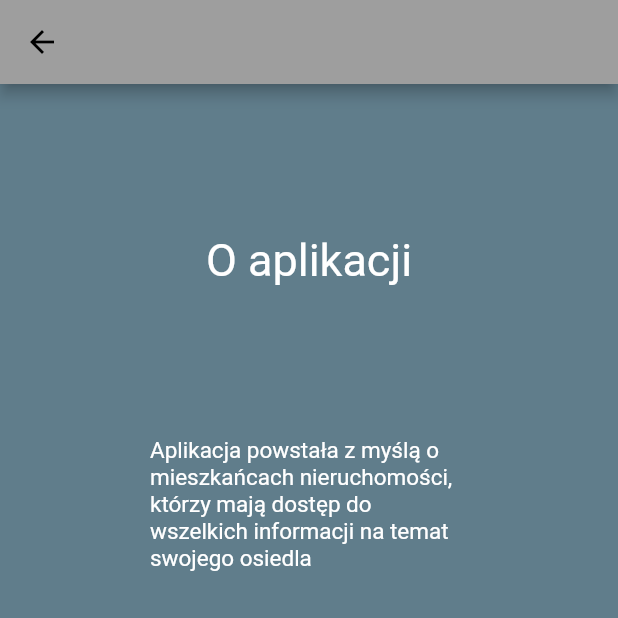
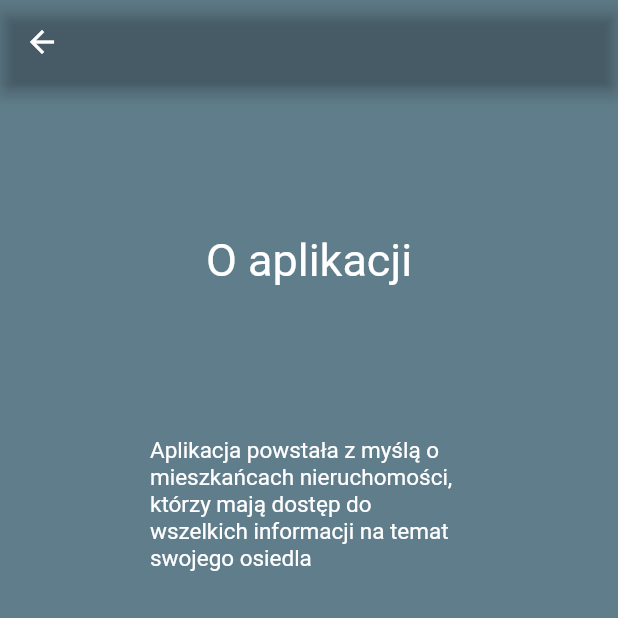
Before and after one commit to michaell931/estate_community_app, a Flutter app: the screen it shows once a user with an empty profile is signed in, after a tap on the "info" icon, on a phone screen of 412 x 824 dp, the top half of it. Run offline on Flutter 3.47's test engine with Material 2 defaults, Android fonts, the phone set to English and light mode, and no system bars; our stand-ins replace bloc, cloud_firestore, firebase_auth, firebase_core, flutter_bloc, google_fonts and 2 more; missing offline and left inert: flutterfire_ui; accounts and stored records are empty; network calls fail.

Commit message:
Cosmetic changes in pages

```diff
--- a/lib/app/app.dart
+++ b/lib/app/app.dart
@@ -1,5 +1,4 @@
 import 'package:estate_community_app/app/cubit/root_cubit.dart';
-import 'package:estate_community_app/app/features/auth/pages/auth_gate.dart';
 import 'package:estate_community_app/app/features/home/home_page.dart';
 import 'package:estate_community_app/app/features/login/login_page.dart';
 
@@ -15,7 +14,9 @@ class MyApp extends StatelessWidget {
       debugShowCheckedModeBanner: false,
       title: 'Estate Community App',
       theme: ThemeData(
-        primarySwatch: Colors.grey,
+        colorScheme: ColorScheme.fromSwatch().copyWith(
+          primary: const Color.fromARGB(0, 0, 0, 0),
+        ),
       ),
       home: const RootPage(),
     );
--- a/lib/app/features/home/home_page.dart
+++ b/lib/app/features/home/home_page.dart
@@ -59,7 +59,7 @@ class _HomePageState extends State<HomePage> {
                       child: const Text(
                         'Skonfiguruj',
                         style: TextStyle(
-                          color: Colors.black,
+                          color: Colors.white,
                           fontSize: 20,
                         ),
                       ),
@@ -76,7 +76,7 @@ class _HomePageState extends State<HomePage> {
                 },
                 child: const Icon(
                   Icons.info,
-                  color: Colors.black,
+                  color: Colors.blue,
                   size: 35,
                 ),
               );
--- a/lib/app/features/news/news_page.dart
+++ b/lib/app/features/news/news_page.dart
@@ -71,9 +71,7 @@ class NewsWidget extends StatelessWidget {
       },
       child: Container(
         color: const Color.fromARGB(255, 44, 44, 44),
-        // padding: const EdgeInsets.all(40),
         margin: const EdgeInsets.all(20),
-
         child: Row(
           children: [
             Container(
```
Also changed, not shown: lib/app/features/forum_details/pages/forum_details_page.dart (+7 -6 lines), images/meeting.jpg (added).
